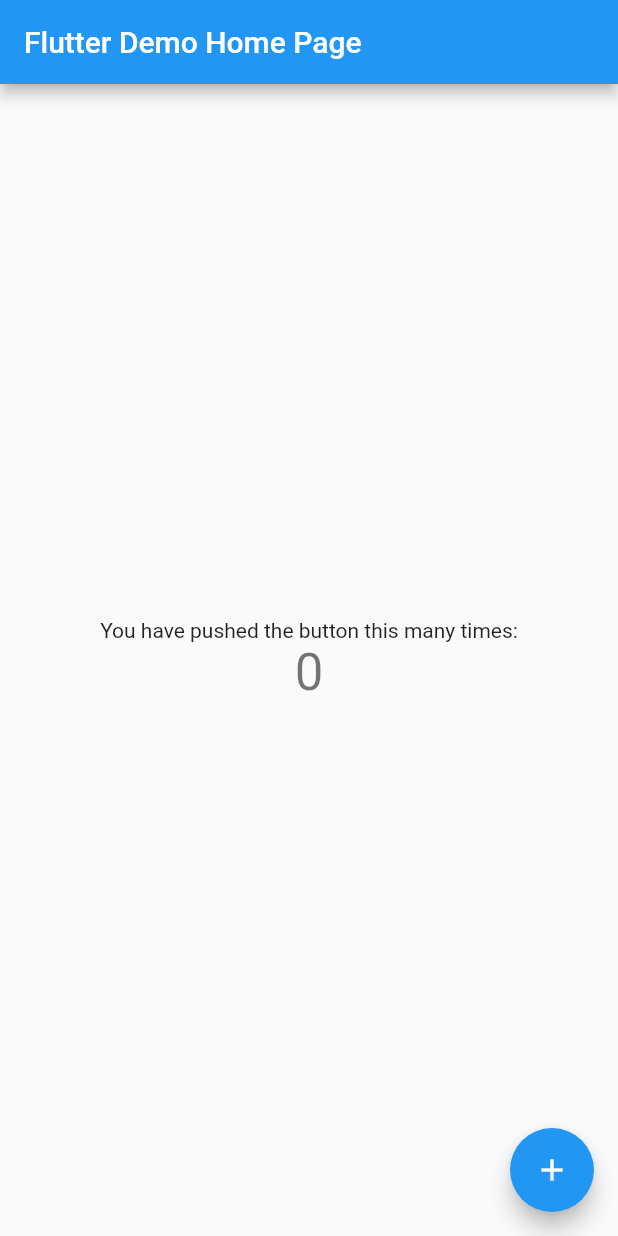
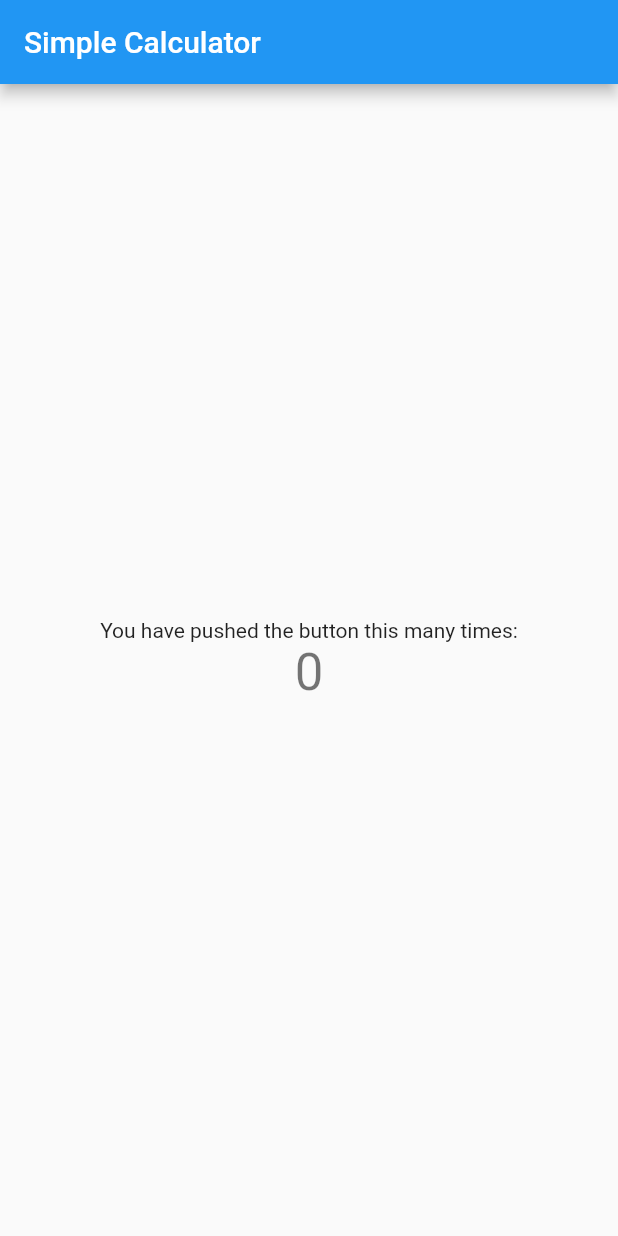
Before and after one commit to xnio94/calculate, a Flutter app: the screen it shows after launch, on a phone screen of 412 x 824 dp. Run offline on Flutter 3.47's test engine with Material 2 defaults, Android fonts, the phone set to English and light mode, and no system bars.

Commit message:
edit title

```diff
--- a/lib/main.dart
+++ b/lib/main.dart
@@ -1,42 +1,21 @@
 import 'package:flutter/material.dart';
-
 void main() => runApp(MyApp());
 
 class MyApp extends StatelessWidget {
-  // This widget is the root of your application.
   @override
   Widget build(BuildContext context) {
     return MaterialApp(
       title: 'Flutter Demo',
       theme: ThemeData(
-        // This is the theme of your application.
-        //
-        // Try running your application with "flutter run". You'll see the
-        // application has a blue toolbar. Then, without quitting the app, try
-        // changing the primarySwatch below to Colors.green and then invoke
-        // "hot reload" (press "r" in the console where you ran "flutter run",
-        // or simply save your changes to "hot reload" in a Flutter IDE).
-        // Notice that the counter didn't reset back to zero; the application
-        // is not restarted.
         primarySwatch: Colors.blue,
       ),
-      home: MyHomePage(title: 'Flutter Demo Home Page'),
+      home: MyHomePage(title: 'Simple Calculator'),
     );
   }
 }
 
 class MyHomePage extends StatefulWidget {
   MyHomePage({Key key, this.title}) : super(key: key);
-
-  // This widget is the home page of your application. It is stateful, meaning
-  // that it has a State object (defined below) that contains fields that affect
-  // how it looks.
-
-  // This class is the configuration for the state. It holds the values (in this
-  // case the title) provided by the parent (in this case the App widget) and
-  // used by the build method of the State. Fields in a Widget subclass are
-  // always marked "final".
-
   final String title;
 
   @override
@@ -48,47 +27,18 @@ class _MyHomePageState extends State<MyHomePage> {
 
   void _incrementCounter() {
     setState(() {
-      // This call to setState tells the Flutter framework that something has
-      // changed in this State, which causes it to rerun the build method below
-      // so that the display can reflect the updated values. If we changed
-      // _counter without calling setState(), then the build method would not be
-      // called again, and so nothing would appear to happen.
       _counter++;
     });
   }
 
   @override
   Widget build(BuildContext context) {
-    // This method is rerun every time setState is called, for instance as done
-    // by the _incrementCounter method above.
-    //
-    // The Flutter framework has been optimized to make rerunning build methods
-    // fast, so that you can just rebuild anything that needs updating rather
-    // than having to individually change instances of widgets.
     return Scaffold(
       appBar: AppBar(
-        // Here we take the value from the MyHomePage object that was created by
-        // the App.build method, and use it to set our appbar title.
         title: Text(widget.title),
       ),
       body: Center(
-        // Center is a layout widget. It takes a single child and positions it
-        // in the middle of the parent.
         child: Column(
-          // Column is also layout widget. It takes a list of children and
-          // arranges them vertically. By default, it sizes itself to fit its
-          // children horizontally, and tries to be as tall as its parent.
-          //
-          // Invoke "debug painting" (press "p" in the console, choose the
-          // "Toggle Debug Paint" action from the Flutter Inspector in Android
-          // Studio, or the "Toggle Debug Paint" command in Visual Studio Code)
-          // to see the wireframe for each widget.
-          //
-          // Column has various properties to control how it sizes itself and
-          // how it positions its children. Here we use mainAxisAlignment to
-          // center the children vertically; the main axis here is the vertical
-          // axis because Columns are vertical (the cross axis would be
-          // horizontal).
           mainAxisAlignment: MainAxisAlignment.center,
           children: <Widget>[
             Text(
@@ -101,11 +51,6 @@ class _MyHomePageState extends State<MyHomePage> {
           ],
         ),
       ),
-      floatingActionButton: FloatingActionButton(
-        onPressed: _incrementCounter,
-        tooltip: 'Increment',
-        child: Icon(Icons.add),
-      ), // This trailing comma makes auto-formatting nicer for build methods.
     );
   }
 }
```
